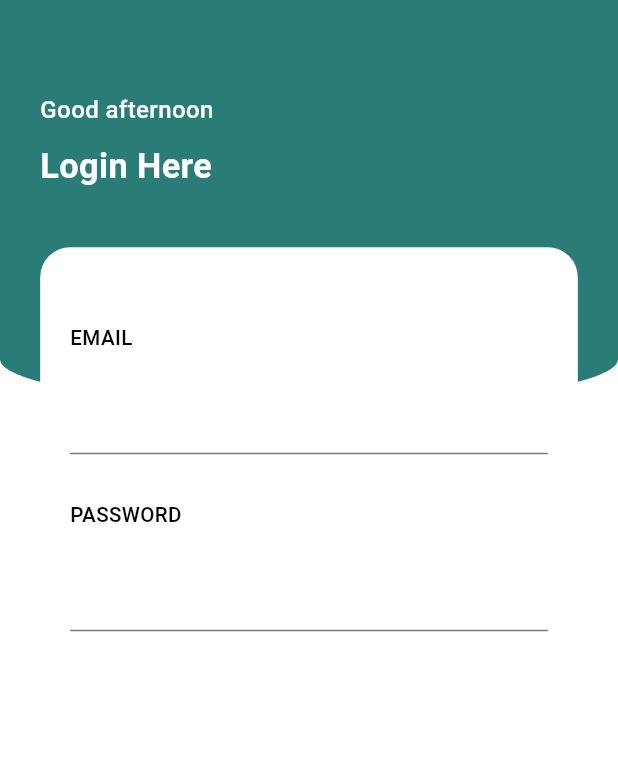
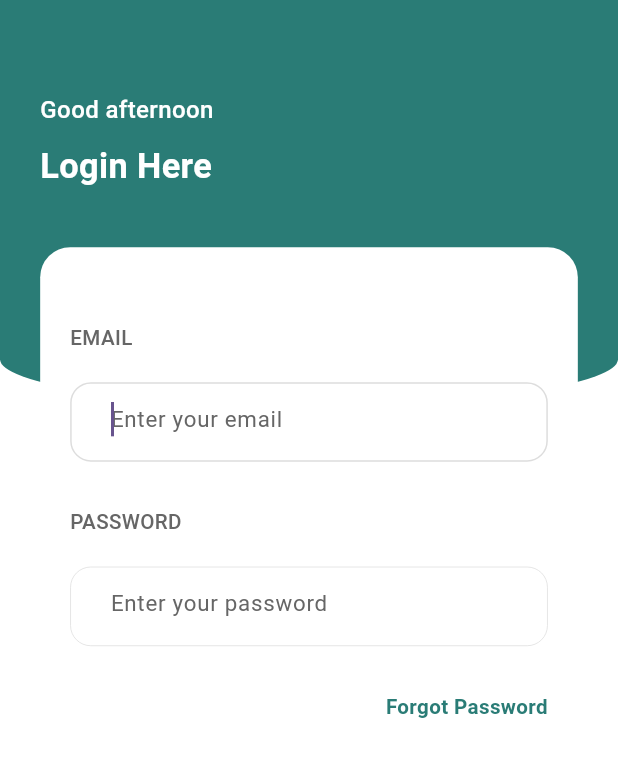
Before and after one commit to dretoba91/transaction-app, a Flutter app: the screen it shows after launch, on a phone screen of 412 x 824 dp. Shown: the top 757 px of the screen. Run offline on Flutter 3.47's test engine with Material 3 defaults, Android fonts, the phone set to English and light mode, and no system bars.

Commit message:
create reuseable textfield

```diff
--- a/lib/screens/home_page.dart
+++ b/lib/screens/home_page.dart
@@ -4,12 +4,15 @@ import 'package:transaction_app/utils/constants.dart';
 import 'package:transaction_app/utils/size_calculator.dart';
 import 'package:transaction_app/widgets/background_layout.dart';
 import 'package:transaction_app/widgets/box_container.dart';
+import 'package:transaction_app/widgets/general_textfield.dart';
 
 class HomePage extends StatelessWidget {
   const HomePage({super.key});
 
   @override
   Widget build(BuildContext context) {
+    final emailTextEditingController = TextEditingController();
+    final passwordTextEditingController = TextEditingController();
     ScreenUtils.init(context);
     return BackgroundLayout(
       right: ScreenUtils.positionRight,
@@ -67,7 +70,10 @@ class HomePage extends StatelessWidget {
             const SizedBox(
               height: 20,
             ),
-             TextField(),
+            GeneralTextField(
+              textController: emailTextEditingController,
+              hintText: 'Enter your email',
+            ),
             const SizedBox(
               height: 30,
             ),
@@ -79,15 +85,30 @@ class HomePage extends StatelessWidget {
                 color: AppColors.textDark2,
               ),
             ),
-
             const SizedBox(
               height: 20,
             ),
-            TextField(),
-            SizedBox(
+            GeneralTextField(
+              textController: passwordTextEditingController,
+              hintText: 'Enter your password',
+            ),
+            const SizedBox(
               height: 30,
             ),
-
+            Align(
+              alignment: Alignment.centerRight,
+              child: GestureDetector(
+                onTap: () {},
+                child: Text(
+                  'Forgot Password',
+                  style: TextStyle(
+                    fontSize: sizer(true, 12, context),
+                    fontWeight: FontWeight.w700,
+                    color: AppColors.deepGreenColor,
+                  ),
+                ),
+              ),
+            ),
           ],
         ),
       ),
--- a/lib/utils/colors.dart
+++ b/lib/utils/colors.dart
@@ -4,12 +4,18 @@ class AppColors {
   static const Color lightGreenColor = Color(0xFF429690);
   static const Color deepGreenColor = Color(0xFF2A7C76);
   static const Color primaryWhite = Color(0xFFFFFFFF);
+  static const Color secondaryRedColor = Color(0xFFB03C3F);
+  static const Color lightGrey = Color(0xFFDDDDDD);
 
   // Text color
 
   static const Color textGreen = Color(0xFF438883);
   static const Color textWhite = Color(0xFFFFFFFF);
-  static const Color textDark = Color(0xFF666666);
-  static const Color textDark2 = Color(0xFF0C0404);
+  static const Color textDark2 = Color(0xFF666666);
+  static const Color textDark = Color(0xFF0C0404);
+
+  // Button colors
+  static const Color buttonGreenColor = Color(0xFF69AEA9);
+  static const Color buttonRadiusGreenColor = Color(0xFF5AA09B);
 
 }
--- /dev/null
+++ b/lib/widgets/general_textfield.dart
@@ -0,0 +1,134 @@
+import 'package:flutter/material.dart';
+import 'package:flutter/services.dart';
+import 'package:transaction_app/utils/colors.dart';
+import 'package:transaction_app/utils/size_calculator.dart';
+
+class GeneralTextField extends StatelessWidget {
+  final String? hintText;
+  final String? initialValue;
+  final Function(String?)? onSaved;
+  final Function(String?)? onChanged;
+  final double? fontSize;
+  final FocusNode? focusNode;
+  final TextEditingController? textController;
+  final bool multiline;
+  final AutovalidateMode? autoValidateMode;
+  final String? Function(String?)? validator;
+  final Widget? prefixIcon, suffixIcon;
+  final StrutStyle? strutStyle;
+  final TextAlignVertical? textAlignVertical;
+  final TextInputType? keyboardType;
+  final TextCapitalization? textCapitalization;
+  final bool obscureText;
+  final int? maxLength;
+  final List<TextInputFormatter>? inputFormatters;
+  const GeneralTextField({
+    super.key,
+    this.hintText,
+    this.initialValue,
+    this.obscureText = false,
+    this.prefixIcon,
+    this.suffixIcon,
+    this.focusNode,
+    this.keyboardType,
+    this.textController,
+    this.textCapitalization,
+    this.onSaved,
+    this.fontSize,
+    this.validator,
+    this.textAlignVertical,
+    this.strutStyle,
+    this.autoValidateMode,
+    this.multiline = false,
+    this.inputFormatters,
+    this.maxLength,
+    this.onChanged,
+  });
+
+  @override
+  Widget build(BuildContext context) {
+    var controller = TextEditingController();
+    return TextFormField(
+      focusNode: focusNode,
+      maxLength: maxLength,
+      autofocus: true,
+      textCapitalization: textCapitalization ?? TextCapitalization.none,
+      controller: textController ?? controller,
+      onSaved: onSaved,
+      onChanged: onChanged,
+      textAlignVertical: TextAlignVertical.center, // textAlignVertical,
+      autovalidateMode: autoValidateMode,
+      maxLines: multiline ? 5 : 1,
+      minLines: multiline ? 5 : 1,
+      cursorHeight: sizer(true, 20.0, context),
+      keyboardType: keyboardType ?? TextInputType.text,
+      style: TextStyle(
+          height: sizer(true, 1.4, context),
+          decoration: TextDecoration.none,
+          color: Colors.black,
+          fontSize: fontSize ?? sizer(true, 13, context)),
+      obscureText: obscureText,
+      inputFormatters: inputFormatters,
+      decoration: InputDecoration(
+        isDense: true,
+        isCollapsed: true,
+        suffixIcon: suffixIcon,
+        prefixIcon: prefixIcon,
+        focusedErrorBorder: OutlineInputBorder(
+          borderRadius: BorderRadius.circular(8),
+          borderSide: const BorderSide(
+            width: 0.5,
+            color: AppColors.secondaryRedColor,
+          ),
+        ),
+        counter: const Offstage(),
+        errorBorder: OutlineInputBorder(
+          borderRadius: BorderRadius.circular(8),
+          borderSide: const BorderSide(
+            width: 0.5,
+            color: AppColors.secondaryRedColor,
+          ),
+        ),
+        contentPadding: EdgeInsets.only(
+            top: sizer(false, 10, context),
+            bottom: sizer(false, 12.5, context),
+            left: sizer(true, 20, context),
+            right: sizer(true, 20, context)),
+        fillColor: AppColors.primaryWhite,
+        hintText: hintText ?? '',
+        hintStyle: TextStyle(
+            height: sizer(true, 1.4, context),
+            color: AppColors.textDark2,
+            fontSize: fontSize ?? sizer(true, 13, context)),
+        focusedBorder: OutlineInputBorder(
+          borderRadius: BorderRadius.circular(sizer(true, 12, context)),
+          borderSide: const BorderSide(
+            width: 1,
+            color: AppColors.lightGrey,
+          ),
+        ),
+        errorStyle: TextStyle(
+            height: sizer(true, 1.4, context),
+            fontSize: sizer(true, 12, context)),
+        enabledBorder: OutlineInputBorder(
+          borderRadius: BorderRadius.circular(sizer(true, 12, context)),
+          borderSide: const BorderSide(
+            width: 0.5, color: AppColors.lightGrey,
+            //  style: BorderStyle.none,
+          ),
+        ),
+        filled: true,
+      ),
+
+      //autovalidateMode: AutovalidateMode.onUserInteraction,
+      validator: validator ??
+          (val) {
+            if ((val?.length ?? 0) == 0) {
+              return "";
+            } else {
+              return null;
+            }
+          },
+    );
+  }
+}
```
